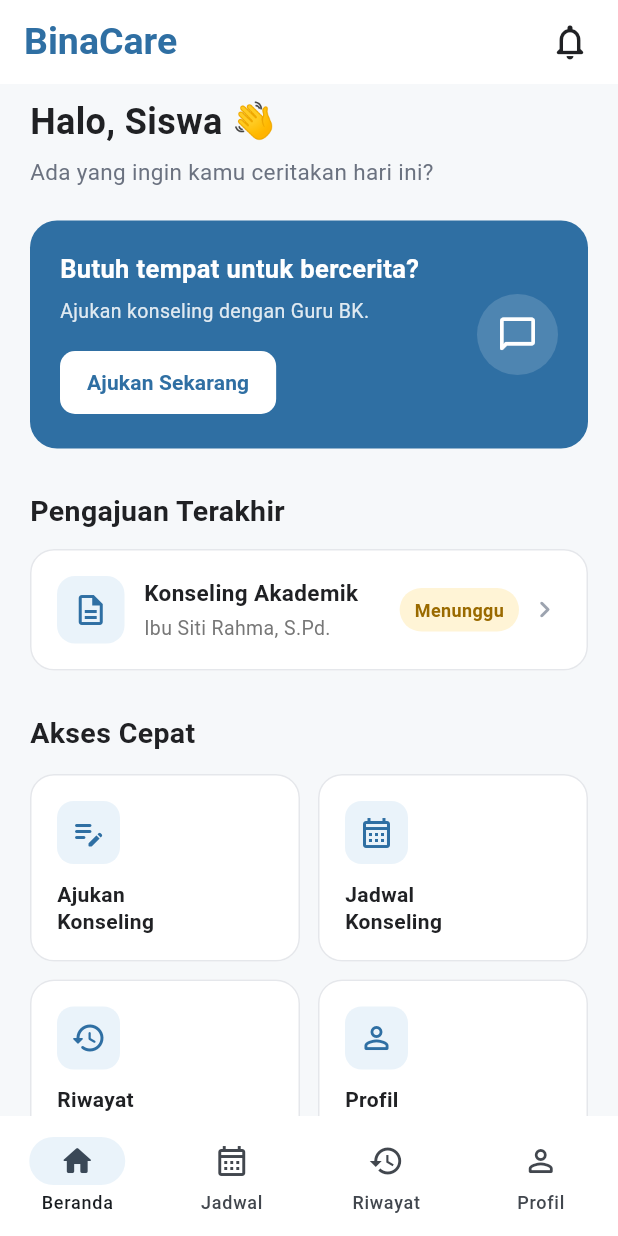
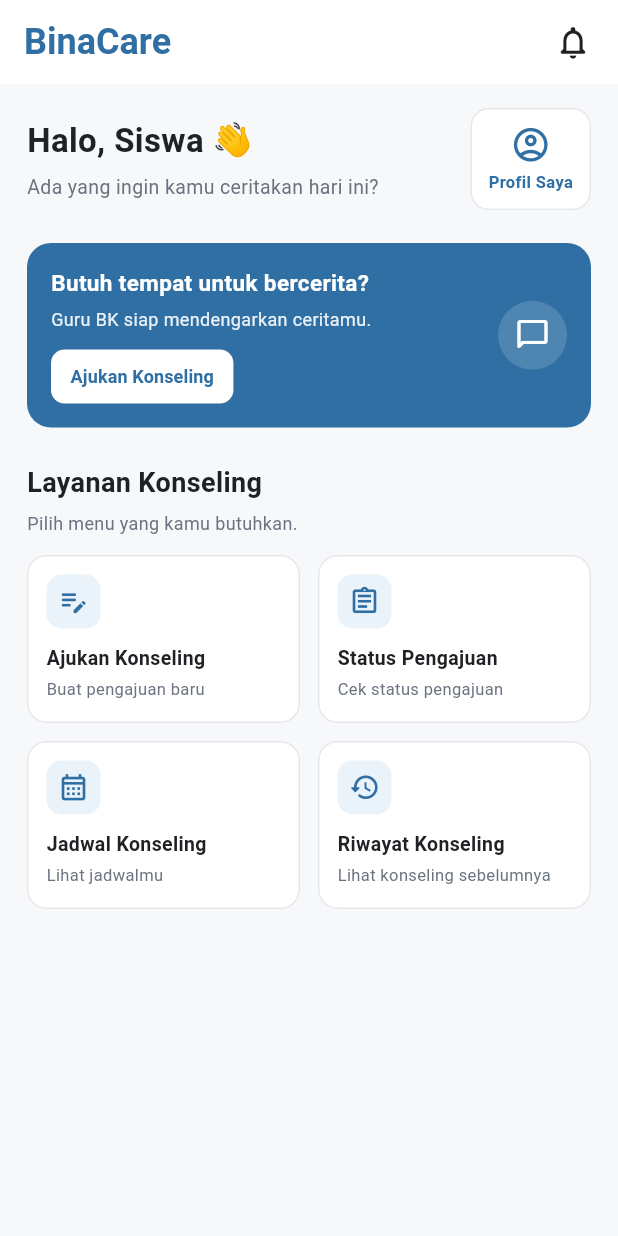
Before and after one commit to 2413025066/BinaCare, a Flutter app: the StudentDashboard screen opened directly, on a phone screen of 412 x 824 dp. Run offline on Flutter 3.47's test engine with Material 3 defaults, Android fonts, the light colour scheme and no system bars; Roboto replaces fonts that are missing (Arial).

Commit message:
Redesign student dashboard layout

```diff
--- a/lib/pages/student_dashboard.dart
+++ b/lib/pages/student_dashboard.dart
@@ -5,124 +5,25 @@ import 'jadwal_konseling_page.dart';
 import 'riwayat_konseling_page.dart';
 import 'profil_siswa_page.dart';
 
-class StudentDashboard extends StatefulWidget {
+class StudentDashboard extends StatelessWidget {
   const StudentDashboard({super.key});
 
-  @override
-  State<StudentDashboard> createState() => _StudentDashboardState();
-}
+  static const Color primaryColor = Color(0xFF2F6FA3);
+  static const Color backgroundColor = Color(0xFFF6F8FA);
+  static const Color textColor = Color(0xFF202124);
+  static const Color secondaryTextColor = Color(0xFF6B7280);
 
-class _StudentDashboardState extends State<StudentDashboard> {
-  int _selectedIndex = 0;
-
-  // ============================================================
-  // BUKA HALAMAN AJUKAN KONSELING
-  // ============================================================
-
-  void _openAjukanKonseling() {
+  void _openPage(BuildContext context, Widget page) {
     Navigator.push(
       context,
-      MaterialPageRoute(
-        builder: (context) => const AjukanKonselingPage(),
-      ),
+      MaterialPageRoute(builder: (_) => page),
     );
   }
-
-  // ============================================================
-  // BUKA HALAMAN STATUS PENGAJUAN
-  // ============================================================
-
-  void _openStatusPengajuan() {
-    Navigator.push(
-      context,
-      MaterialPageRoute(
-        builder: (context) => const StatusPengajuanPage(),
-      ),
-    );
-  }
-
-  // ============================================================
-  // BUKA HALAMAN JADWAL KONSELING
-  // ============================================================
-
-  void _openJadwalKonseling() {
-    Navigator.push(
-      context,
-      MaterialPageRoute(
-        builder: (context) => const JadwalKonselingPage(),
-      ),
-    );
-  }
-
-  // ============================================================
-  // BUKA HALAMAN RIWAYAT KONSELING
-  // ============================================================
-
-  void _openRiwayatKonseling() {
-    Navigator.push(
-      context,
-      MaterialPageRoute(
-        builder: (context) => const RiwayatKonselingPage(),
-      ),
-    );
-  }
-
-  // ============================================================
-  // BUKA HALAMAN PROFIL SISWA
-  // ============================================================
-
-  void _openProfilSiswa() {
-    Navigator.push(
-      context,
-      MaterialPageRoute(
-        builder: (context) => const ProfilSiswaPage(),
-      ),
-    );
-  }
-
-  // ============================================================
-  // PESAN SEMENTARA
-  // ============================================================
-
-  void _showComingSoon(String title) {
-    ScaffoldMessenger.of(context).showSnackBar(
-      SnackBar(
-        content: Text('$title akan dibuat selanjutnya.'),
-        behavior: SnackBarBehavior.floating,
-      ),
-    );
-  }
-
-  // ============================================================
-  // BOTTOM NAVIGATION
-  // ============================================================
-
-  void _onBottomNavTap(int index) {
-    setState(() {
-      _selectedIndex = index;
-    });
-
-    if (index == 1) {
-      _openJadwalKonseling();
-    } else if (index == 2) {
-      _openRiwayatKonseling();
-    } else if (index == 3) {
-      _openProfilSiswa();
-    }
-  }
-
-  // ============================================================
-  // BUILD
-  // ============================================================
 
   @override
   Widget build(BuildContext context) {
     return Scaffold(
-      backgroundColor: const Color(0xFFF6F8FA),
-
-      // ========================================================
-      // APP BAR
-      // ========================================================
+      backgroundColor: backgroundColor,
 
       appBar: AppBar(
         backgroundColor: Colors.white,
@@ -132,308 +33,238 @@ class _StudentDashboardState extends State<StudentDashboard> {
         title: const Text(
           'BinaCare',
           style: TextStyle(
-            color: Color(0xFF2F6FA3),
-            fontSize: 25,
+            color: primaryColor,
+            fontSize: 24,
             fontWeight: FontWeight.w700,
           ),
         ),
         actions: [
           IconButton(
             onPressed: () {
-              _showComingSoon('Notifikasi');
+              ScaffoldMessenger.of(context).showSnackBar(
+                const SnackBar(
+                  content: Text(
+                    'Fitur notifikasi akan dibuat selanjutnya.',
+                  ),
+                  behavior: SnackBarBehavior.floating,
+                ),
+              );
             },
             icon: const Icon(
               Icons.notifications_none_rounded,
-              color: Color(0xFF202124),
-              size: 28,
+              color: textColor,
+              size: 26,
             ),
           ),
-          const SizedBox(width: 8),
+          const SizedBox(width: 6),
         ],
       ),
 
-      // ========================================================
-      // BODY
-      // ========================================================
-
       body: SafeArea(
         child: SingleChildScrollView(
-          padding: const EdgeInsets.fromLTRB(
-            20,
-            8,
-            20,
-            24,
-          ),
+          padding: const EdgeInsets.fromLTRB(18, 16, 18, 24),
           child: Column(
             crossAxisAlignment: CrossAxisAlignment.start,
             children: [
-              // ==================================================
-              // SAPAAN
-              // ==================================================
-
+              // SAPAAN DAN PROFIL
+              Row(
+                children: [
+                  Expanded(
+                    child: Column(
+                      crossAxisAlignment: CrossAxisAlignment.start,
+                      children: [
                         const Text(
                           'Halo, Siswa 👋',
                           style: TextStyle(
-                  fontSize: 24,
+                            fontSize: 22,
                             fontWeight: FontWeight.w700,
-                  color: Color(0xFF202124),
+                            color: textColor,
                           ),
                         ),
-
-              const SizedBox(height: 6),
-
+                        const SizedBox(height: 5),
                         const Text(
                           'Ada yang ingin kamu ceritakan hari ini?',
                           style: TextStyle(
-                  fontSize: 15,
-                  color: Color(0xFF6B7280),
+                            fontSize: 13,
+                            color: secondaryTextColor,
                           ),
+                        ),
+                      ],
+                    ),
+                  ),
+                  const SizedBox(width: 10),
+                  Material(
+                    color: Colors.white,
+                    borderRadius: BorderRadius.circular(12),
+                    child: InkWell(
+                      onTap: () => _openPage(
+                        context,
+                        const ProfilSiswaPage(),
+                      ),
+                      borderRadius: BorderRadius.circular(12),
+                      child: Container(
+                        padding: const EdgeInsets.symmetric(
+                          horizontal: 11,
+                          vertical: 10,
+                        ),
+                        decoration: BoxDecoration(
+                          borderRadius: BorderRadius.circular(12),
+                          border: Border.all(
+                            color: const Color(0xFFE5E7EB),
+                          ),
+                        ),
+                        child: const Column(
+                          mainAxisSize: MainAxisSize.min,
+                          children: [
+                            Icon(
+                              Icons.account_circle_outlined,
+                              color: primaryColor,
+                              size: 27,
+                            ),
+                            SizedBox(height: 3),
+                            Text(
+                              'Profil Saya',
+                              style: TextStyle(
+                                color: primaryColor,
+                                fontSize: 11,
+                                fontWeight: FontWeight.w600,
+                              ),
+                            ),
+                          ],
+                        ),
+                      ),
+                    ),
+                  ),
+                ],
               ),
 
               const SizedBox(height: 22),
 
-              // ==================================================
-              // CARD AJUKAN KONSELING
-              // ==================================================
-
+              // BANNER KONSELING
               Container(
                 width: double.infinity,
-                padding: const EdgeInsets.all(20),
+                padding: const EdgeInsets.all(16),
                 decoration: BoxDecoration(
-                  color: const Color(0xFF2F6FA3),
-                  borderRadius: BorderRadius.circular(18),
+                  color: primaryColor,
+                  borderRadius: BorderRadius.circular(16),
                 ),
                 child: Row(
-                  crossAxisAlignment: CrossAxisAlignment.center,
                   children: [
                     Expanded(
                       child: Column(
-                        crossAxisAlignment:
-                            CrossAxisAlignment.start,
+                        crossAxisAlignment: CrossAxisAlignment.start,
                         children: [
                           const Text(
                             'Butuh tempat untuk bercerita?',
                             style: TextStyle(
                               color: Colors.white,
-                              fontSize: 17,
+                              fontSize: 15,
                               fontWeight: FontWeight.w700,
                             ),
                           ),
-
-                          const SizedBox(height: 7),
-
+                          const SizedBox(height: 5),
                           Text(
-                            'Ajukan konseling dengan Guru BK.',
+                            'Guru BK siap mendengarkan ceritamu.',
                             style: TextStyle(
-                              color: Colors.white.withValues(
-                                alpha: 0.85,
-                              ),
-                              fontSize: 13,
+                              color: Colors.white.withValues(alpha: 0.9),
+                              fontSize: 12,
                               height: 1.4,
                             ),
                           ),
-
-                          const SizedBox(height: 15),
-
-                          ElevatedButton(
-                            onPressed: _openAjukanKonseling,
+                          const SizedBox(height: 12),
+                          SizedBox(
+                            height: 36,
+                            child: ElevatedButton(
+                              onPressed: () => _openPage(
+                                context,
+                                const AjukanKonselingPage(),
+                              ),
                               style: ElevatedButton.styleFrom(
                                 backgroundColor: Colors.white,
-                              foregroundColor:
-                                  const Color(0xFF2F6FA3),
+                                foregroundColor: primaryColor,
                                 elevation: 0,
-                              padding:
-                                  const EdgeInsets.symmetric(
-                                horizontal: 18,
-                                vertical: 11,
+                                padding: const EdgeInsets.symmetric(
+                                  horizontal: 13,
                                 ),
                                 shape: RoundedRectangleBorder(
-                                borderRadius:
-                                    BorderRadius.circular(10),
+                                  borderRadius: BorderRadius.circular(9),
                                 ),
                               ),
                               child: const Text(
-                              'Ajukan Sekarang',
+                                'Ajukan Konseling',
                                 style: TextStyle(
+                                  fontSize: 12,
                                   fontWeight: FontWeight.w700,
+                                ),
                               ),
                             ),
                           ),
                         ],
                       ),
                     ),
-
-                    const SizedBox(width: 10),
-
+                    const SizedBox(width: 8),
                     Container(
-                      width: 54,
-                      height: 54,
+                      width: 46,
+                      height: 46,
                       decoration: BoxDecoration(
-                        color: Colors.white.withValues(
-                          alpha: 0.15,
-                        ),
+                        color: Colors.white.withValues(alpha: 0.15),
                         shape: BoxShape.circle,
                       ),
                       child: const Icon(
                         Icons.chat_bubble_outline_rounded,
                         color: Colors.white,
-                        size: 28,
+                        size: 24,
                       ),
                     ),
                   ],
                 ),
               ),
 
-              const SizedBox(height: 28),
+              const SizedBox(height: 24),
 
-              // ==================================================
-              // PENGAJUAN TERAKHIR
-              // ==================================================
-
+              // MENU LAYANAN
               const Text(
-                'Pengajuan Terakhir',
+                'Layanan Konseling',
                 style: TextStyle(
-                  fontSize: 19,
+                  fontSize: 18,
                   fontWeight: FontWeight.w700,
-                  color: Color(0xFF202124),
+                  color: textColor,
+                ),
+              ),
+              const SizedBox(height: 5),
+              const Text(
+                'Pilih menu yang kamu butuhkan.',
+                style: TextStyle(
+                  fontSize: 12,
+                  color: secondaryTextColor,
                 ),
               ),
 
-              const SizedBox(height: 12),
-
-              Material(
-                color: Colors.white,
-                borderRadius: BorderRadius.circular(16),
-                child: InkWell(
-                  onTap: _openStatusPengajuan,
-                  borderRadius: BorderRadius.circular(16),
-                  child: Container(
-                    width: double.infinity,
-                    padding: const EdgeInsets.all(17),
-                    decoration: BoxDecoration(
-                      borderRadius: BorderRadius.circular(16),
-                      border: Border.all(
-                        color: const Color(0xFFE5E7EB),
-                      ),
-                    ),
-                    child: Row(
-                      children: [
-                        Container(
-                          width: 45,
-                          height: 45,
-                          decoration: BoxDecoration(
-                            color: const Color(0xFFEAF3FA),
-                            borderRadius:
-                                BorderRadius.circular(12),
-                          ),
-                          child: const Icon(
-                            Icons.description_outlined,
-                            color: Color(0xFF2F6FA3),
-                            size: 24,
-                          ),
-                        ),
-
-                        const SizedBox(width: 13),
-
-                        const Expanded(
-                          child: Column(
-                            crossAxisAlignment:
-                                CrossAxisAlignment.start,
-                            children: [
-                              Text(
-                                'Konseling Akademik',
-                                style: TextStyle(
-                                  fontSize: 15,
-                                  fontWeight: FontWeight.w600,
-                                  color: Color(0xFF202124),
-                                ),
-                              ),
-
-                              SizedBox(height: 4),
-
-                              Text(
-                                'Ibu Siti Rahma, S.Pd.',
-                                style: TextStyle(
-                                  fontSize: 13,
-                                  color: Color(0xFF777777),
-                                ),
-                              ),
-                            ],
-                          ),
-                        ),
-
-                        Container(
-                          padding:
-                              const EdgeInsets.symmetric(
-                            horizontal: 10,
-                            vertical: 6,
-                          ),
-                          decoration: BoxDecoration(
-                            color: const Color(0xFFFFF4D6),
-                            borderRadius:
-                                BorderRadius.circular(20),
-                          ),
-                          child: const Text(
-                            'Menunggu',
-                            style: TextStyle(
-                              color: Color(0xFF9A6A00),
-                              fontSize: 12,
-                              fontWeight: FontWeight.w600,
-                            ),
-                          ),
-                        ),
-
-                        const SizedBox(width: 6),
-
-                        const Icon(
-                          Icons.chevron_right_rounded,
-                          color: Color(0xFF9CA3AF),
-                          size: 22,
-                        ),
-                      ],
-                    ),
-                  ),
-                ),
-              ),
-
-              const SizedBox(height: 28),
-
-              // ==================================================
-              // AKSES CEPAT
-              // ==================================================
-
-              const Text(
-                'Akses Cepat',
-                style: TextStyle(
-                  fontSize: 19,
-                  fontWeight: FontWeight.w700,
-                  color: Color(0xFF202124),
-                ),
-              ),
-
-              const SizedBox(height: 14),
-
-              // ==================================================
-              // BARIS 1
-              // ==================================================
+              const SizedBox(height: 13),
 
               Row(
                 children: [
                   Expanded(
                     child: _menuCard(
                       icon: Icons.edit_note_rounded,
-                      title: 'Ajukan\nKonseling',
-                      onTap: _openAjukanKonseling,
+                      title: 'Ajukan Konseling',
+                      subtitle: 'Buat pengajuan baru',
+                      onTap: () => _openPage(
+                        context,
+                        const AjukanKonselingPage(),
                       ),
                     ),
-
+                  ),
                   const SizedBox(width: 12),
-
                   Expanded(
                     child: _menuCard(
-                      icon: Icons.calendar_month_outlined,
-                      title: 'Jadwal\nKonseling',
-                      onTap: _openJadwalKonseling,
+                      icon: Icons.assignment_outlined,
+                      title: 'Status Pengajuan',
+                      subtitle: 'Cek status pengajuan',
+                      onTap: () => _openPage(
+                        context,
+                        const StatusPengajuanPage(),
+                      ),
                     ),
                   ),
                 ],
@@ -441,27 +272,29 @@ class _StudentDashboardState extends State<StudentDashboard> {
 
               const SizedBox(height: 12),
 
-              // ==================================================
-              // BARIS 2
-              // ==================================================
-
               Row(
                 children: [
                   Expanded(
                     child: _menuCard(
-                      icon: Icons.history_rounded,
-                      title: 'Riwayat\nKonseling',
-                      onTap: _openRiwayatKonseling,
+                      icon: Icons.calendar_month_outlined,
+                      title: 'Jadwal Konseling',
+                      subtitle: 'Lihat jadwalmu',
+                      onTap: () => _openPage(
+                        context,
+                        const JadwalKonselingPage(),
                       ),
                     ),
-
+                  ),
                   const SizedBox(width: 12),
-
                   Expanded(
                     child: _menuCard(
-                      icon: Icons.person_outline_rounded,
-                      title: 'Profil\nSaya',
-                      onTap: _openProfilSiswa,
+                      icon: Icons.history_rounded,
+                      title: 'Riwayat Konseling',
+                      subtitle: 'Lihat konseling sebelumnya',
+                      onTap: () => _openPage(
+                        context,
+                        const RiwayatKonselingPage(),
+                      ),
                     ),
                   ),
                 ],
@@ -470,114 +303,62 @@ class _StudentDashboardState extends State<StudentDashboard> {
           ),
         ),
       ),
-
-      // ========================================================
-      // BOTTOM NAVIGATION
-      // ========================================================
-
-      bottomNavigationBar: NavigationBar(
-        selectedIndex: _selectedIndex,
-        onDestinationSelected: _onBottomNavTap,
-        backgroundColor: Colors.white,
-        elevation: 8,
-        indicatorColor: const Color(0xFFEAF3FA),
-        destinations: const [
-          NavigationDestination(
-            icon: Icon(
-              Icons.home_outlined,
-            ),
-            selectedIcon: Icon(
-              Icons.home_rounded,
-            ),
-            label: 'Beranda',
-          ),
-
-          NavigationDestination(
-            icon: Icon(
-              Icons.calendar_month_outlined,
-            ),
-            selectedIcon: Icon(
-              Icons.calendar_month_rounded,
-            ),
-            label: 'Jadwal',
-          ),
-
-          NavigationDestination(
-            icon: Icon(
-              Icons.history_outlined,
-            ),
-            selectedIcon: Icon(
-              Icons.history_rounded,
-            ),
-            label: 'Riwayat',
-          ),
-
-          NavigationDestination(
-            icon: Icon(
-              Icons.person_outline_rounded,
-            ),
-            selectedIcon: Icon(
-              Icons.person_rounded,
-            ),
-            label: 'Profil',
-          ),
-        ],
-      ),
     );
   }
-
-  // ============================================================
-  // CARD AKSES CEPAT
-  // ============================================================
 
   Widget _menuCard({
     required IconData icon,
     required String title,
+    required String subtitle,
     required VoidCallback onTap,
   }) {
     return Material(
       color: Colors.white,
-      borderRadius: BorderRadius.circular(16),
+      borderRadius: BorderRadius.circular(13),
       child: InkWell(
         onTap: onTap,
-        borderRadius: BorderRadius.circular(16),
+        borderRadius: BorderRadius.circular(13),
         child: Container(
-          height: 125,
-          padding: const EdgeInsets.all(17),
+          constraints: const BoxConstraints(minHeight: 112),
+          padding: const EdgeInsets.all(12),
           decoration: BoxDecoration(
-            borderRadius: BorderRadius.circular(16),
+            borderRadius: BorderRadius.circular(13),
             border: Border.all(
               color: const Color(0xFFE5E7EB),
             ),
           ),
           child: Column(
-            crossAxisAlignment:
-                CrossAxisAlignment.start,
-            mainAxisAlignment:
-                MainAxisAlignment.spaceBetween,
+            crossAxisAlignment: CrossAxisAlignment.start,
             children: [
               Container(
-                width: 42,
-                height: 42,
+                width: 36,
+                height: 36,
                 decoration: BoxDecoration(
                   color: const Color(0xFFEAF3FA),
-                  borderRadius:
-                      BorderRadius.circular(11),
+                  borderRadius: BorderRadius.circular(10),
                 ),
                 child: Icon(
                   icon,
-                  color: const Color(0xFF2F6FA3),
-                  size: 24,
+                  color: primaryColor,
+                  size: 21,
                 ),
               ),
-
+              const SizedBox(height: 10),
               Text(
                 title,
                 style: const TextStyle(
-                  fontSize: 14,
-                  height: 1.25,
-                  fontWeight: FontWeight.w600,
-                  color: Color(0xFF202124),
+                  fontSize: 13,
+                  fontWeight: FontWeight.w700,
+                  color: textColor,
+                ),
+              ),
+              const SizedBox(height: 4),
+              Text(
+                subtitle,
+                style: const TextStyle(
+                  fontSize: 11,
+                  height: 1.3,
+                  color: secondaryTextColor,
                 ),
               ),
             ],
```
Lines whose indentation alone changed are shown as unchanged.
